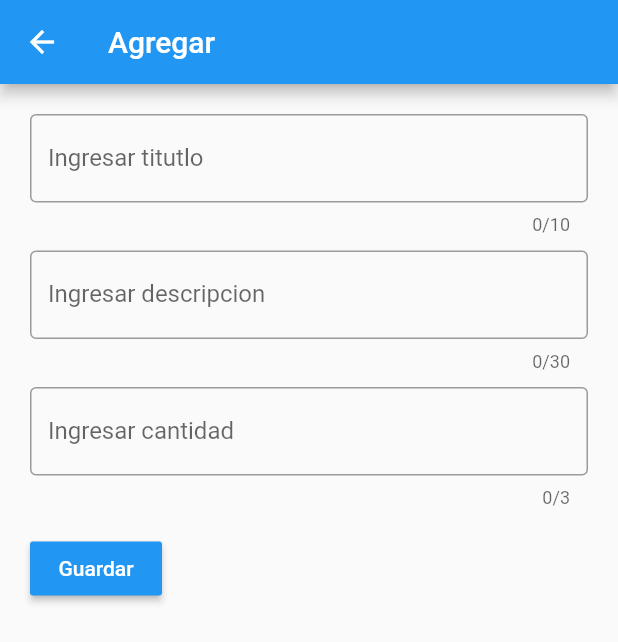
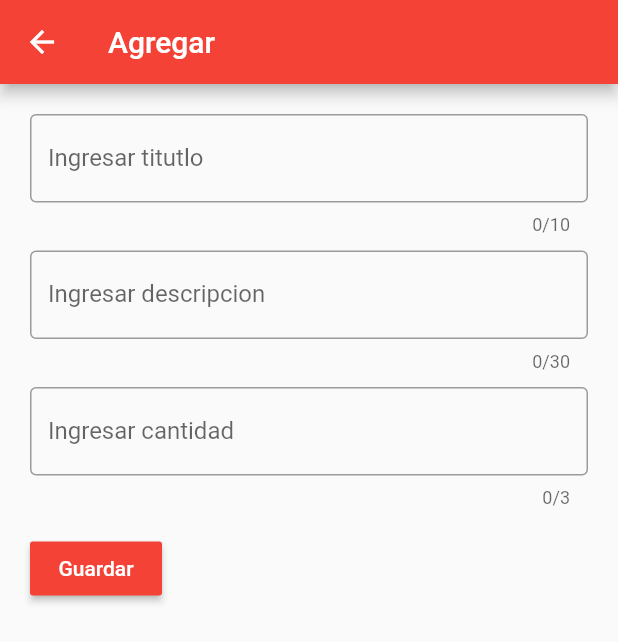
Before and after one commit to benjagilardini/Stoky, a Flutter app: the screen it shows after launch, after a tap on the "add" icon, on a phone screen of 412 x 824 dp. Shown: the top 642 px of the screen. Run offline on Flutter 3.47's test engine with Material 2 defaults, Android fonts, the phone set to English and light mode, and no system bars; network calls fail.

Commit message:
Agrego ip mobile y icono funcionando

```diff
--- a/lib/main.dart
+++ b/lib/main.dart
@@ -12,7 +12,7 @@ class MiApp extends StatelessWidget {
         debugShowCheckedModeBanner: false,
         title: 'Stocky',
         theme: ThemeData(
-          primarySwatch: Colors.blue,
+          primarySwatch: Colors.red,
         ),
         home: PaginaVisualizacion(),
       ),
--- a/lib/screens/createstock.dart
+++ b/lib/screens/createstock.dart
@@ -27,7 +27,7 @@ class _PaginaCreaciState extends State<PaginaCreacion> {
   }
 
   _addStock() async {
-    var response = await http.post('http://10.0.2.2:8000/apistock/stock/',
+    var response = await http.post('http://172.20.10.3:8080/apistock/stock/',
         headers: {"Content-Type": "application/json"},
         body: JSON.jsonEncode({
           "nombre": myController.text,
@@ -96,7 +96,7 @@ class _PaginaCreaciState extends State<PaginaCreacion> {
                       'Guardar',
                       style: TextStyle(color: Colors.white),
                     ),
-                    color: Colors.blue,
+                    color: Colors.red,
                     onPressed: () {
                       setState(() {
                         myController.text.isEmpty
--- a/lib/screens/stock.dart
+++ b/lib/screens/stock.dart
@@ -26,8 +26,7 @@ class _PaginaVisualState extends State<PaginaVisualizacion> {
   }
 
   getJsonData() async {
-    var response = await http.get('http://10.0.2.2:8000/apistock/stock/');
-    print(response.body);
+    var response = await http.get('http://172.20.10.3:8080/apistock/stock/');
 
     setState(() {
       stocklist.clear();
@@ -39,7 +38,7 @@ class _PaginaVisualState extends State<PaginaVisualizacion> {
 
   _makeDeleteRequest(int id) async {
     await http.delete(
-        'http://10.0.2.2:8000/apistock/stock/' + id.toString() + '/');
+        'http://172.20.10.3:8080/apistock/stock/' + id.toString() + '/');
     stocklist.removeWhere((item) => item.id == id);
     setState(() {});
   }
--- a/pubspec.yaml
+++ b/pubspec.yaml
@@ -25,6 +25,12 @@ dependencies:
 dev_dependencies:
   flutter_test:
     sdk: flutter
+
+  flutter_launcher_icons: "^0.7.3"
+
+flutter_icons:
+  android: "true"
+  image_path: "assets/icon/Icono.png"
 
 
 # For information on the generic Dart part of this file, see the
```
Also changed, not shown: pubspec.lock, 6 other files.
